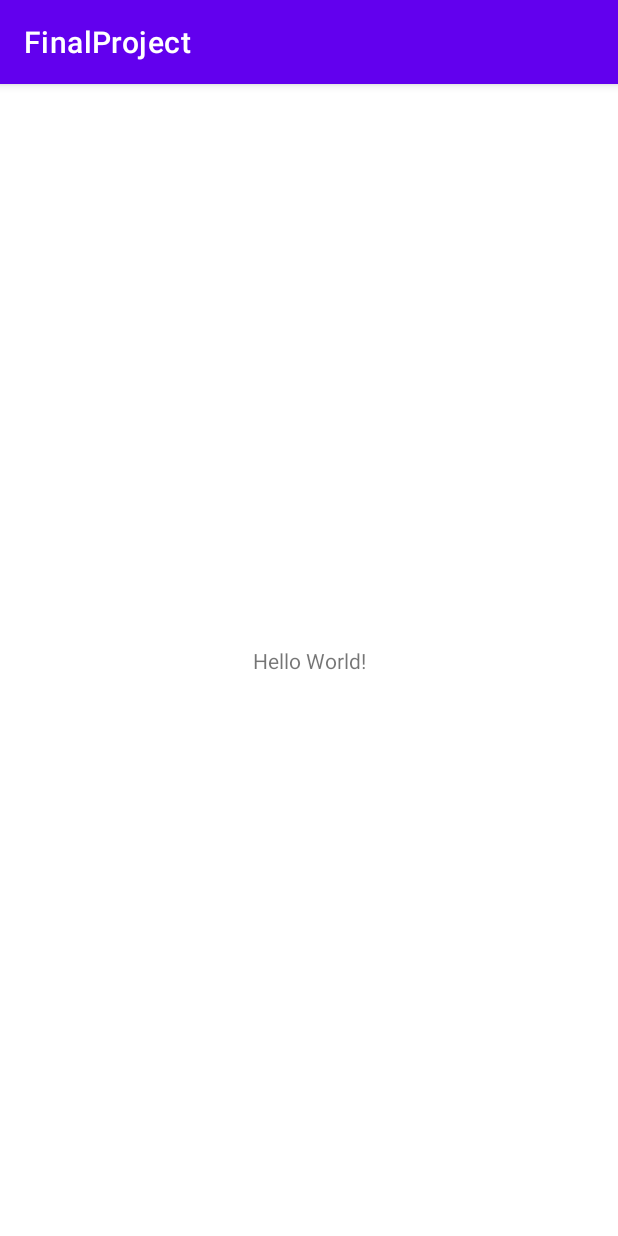
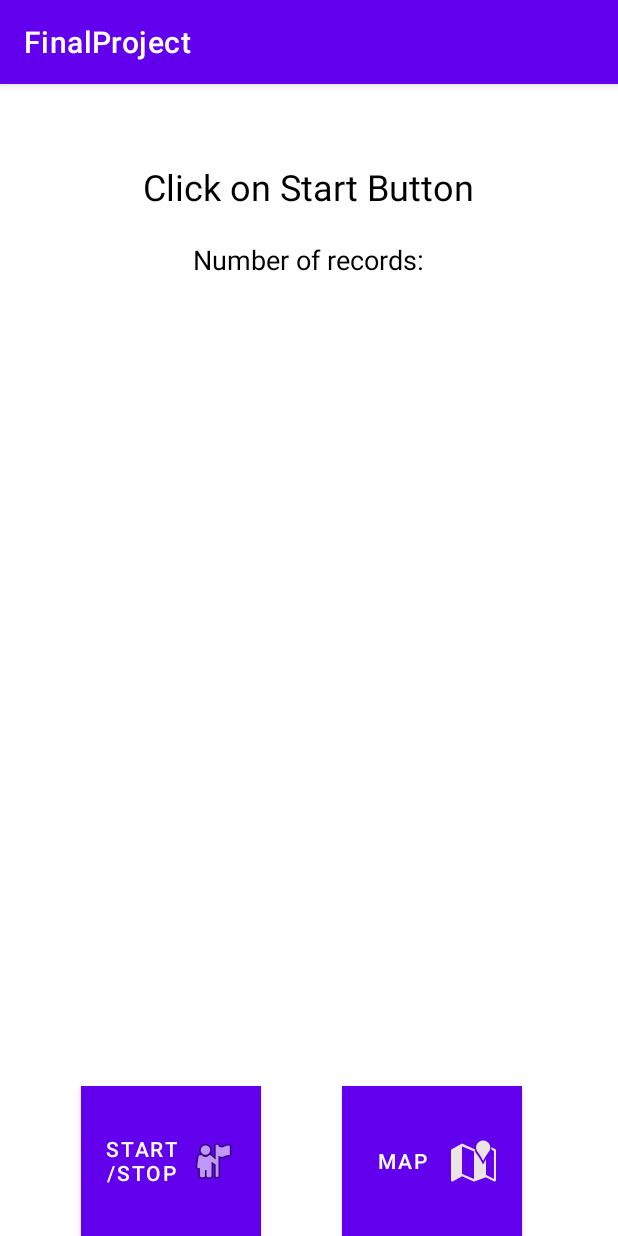
Before and after one commit to miladjobs/FinalAndroidProject-Group7, an Android app: the screen it shows after launch (MainActivity), on a phone screen of 412 x 824 dp. Run offline under Robolectric (Android 15) with nearby library versions, the phone set to English and light mode, and no system bars.

Commit message:
add main activity layout

```diff
--- /dev/null
+++ b/app/src/main/res/drawable/gradient.xml
@@ -0,0 +1,13 @@
+<?xml version="1.0" encoding="utf-8"?>
+<shape xmlns:android="http://schemas.android.com/apk/res/android"
+    android:shape="rectangle">
+    <!--  Gradient Bg for listrow -->
+    <gradient
+        android:type="radial"
+        android:centerX="50%"
+        android:centerY="50%"
+        android:startColor="#00FFEB"
+        android:endColor="#6283D4"
+        android:gradientRadius="100%"
+        />
+</shape>
--- a/app/src/main/res/layout/activity_main.xml
+++ b/app/src/main/res/layout/activity_main.xml
@@ -4,15 +4,60 @@
     xmlns:tools="http://schemas.android.com/tools"
     android:layout_width="match_parent"
     android:layout_height="match_parent"
+    android:background="#FFFFFF"
     tools:context=".MainActivity">
 
+
+    <Button
+        android:id="@+id/info_button"
+        android:layout_width="120dp"
+        android:layout_height="100dp"
+        android:background="@drawable/gradient"
+        android:drawableEnd="@android:drawable/ic_menu_myplaces"
+        android:text="Start/Stop"
+        app:layout_constraintBottom_toBottomOf="parent"
+        app:layout_constraintEnd_toStartOf="@+id/map_btn"
+        app:layout_constraintStart_toStartOf="parent" />
+
     <TextView
+        android:id="@+id/text2"
         android:layout_width="wrap_content"
         android:layout_height="wrap_content"
-        android:text="Hello World!"
-        app:layout_constraintBottom_toBottomOf="parent"
-        app:layout_constraintLeft_toLeftOf="parent"
-        app:layout_constraintRight_toRightOf="parent"
+        android:layout_marginTop="52dp"
+        android:text="Click on Start Button"
+        android:textSize="24sp"
+        android:textColor="#000000"
+        app:layout_constraintEnd_toEndOf="parent"
+        app:layout_constraintHorizontal_bias="0.497"
+        app:layout_constraintStart_toStartOf="parent"
         app:layout_constraintTop_toTopOf="parent" />
 
+
+    <Button
+        android:id="@+id/map_btn"
+        android:layout_width="120dp"
+        android:layout_height="100dp"
+        android:layout_marginEnd="64dp"
+        android:background="@drawable/gradient"
+        android:drawableRight="@android:drawable/ic_dialog_map"
+        android:drawableTint="#ECE4E4"
+        android:text="Map"
+        app:layout_constraintBottom_toBottomOf="parent"
+        app:layout_constraintEnd_toEndOf="parent" />
+
+    <TextView
+        android:id="@+id/record_size_text"
+        android:layout_width="wrap_content"
+        android:layout_height="wrap_content"
+        android:layout_marginTop="20dp"
+        android:text="Number of records:"
+        android:textSize="18sp"
+        android:textColor="#000000"
+        app:layout_constraintEnd_toEndOf="parent"
+        app:layout_constraintHorizontal_bias="0.498"
+        app:layout_constraintStart_toStartOf="parent"
+        app:layout_constraintTop_toBottomOf="@+id/text2" />
+
+
+
 </androidx.constraintlayout.widget.ConstraintLayout>
```
Also changed, not shown: app/build.gradle (+11 -4 lines), app/src/main/AndroidManifest.xml (+9 -0 lines), app/src/main/res/drawable/ic_launcher_foreground.xml (added, +15 -0 lines), app/src/main/res/drawable/lte_icon.xml (added, +9 -0 lines), app/src/main/res/drawable/my_ic_launch_foreground.xml (added, +15 -0 lines), app/src/main/res/drawable/round_btn.xml (added, +8 -0 lines), app/src/main/res/drawable/umts_icon.xml (added, +9 -0 lines), app/src/main/res/drawable-hdpi/gsmveryweakicon.png (added), app/src/main/res/drawable-mdpi/gsmveryweakicon.png (added), app/src/main/res/drawable-xhdpi/gsmveryweakicon.png (added), app/src/main/res/drawable-xxhdpi/gsmveryweakicon.png (added), app/src/main/res/drawable-xxxhdpi/gsmveryweakicon.png (added).
